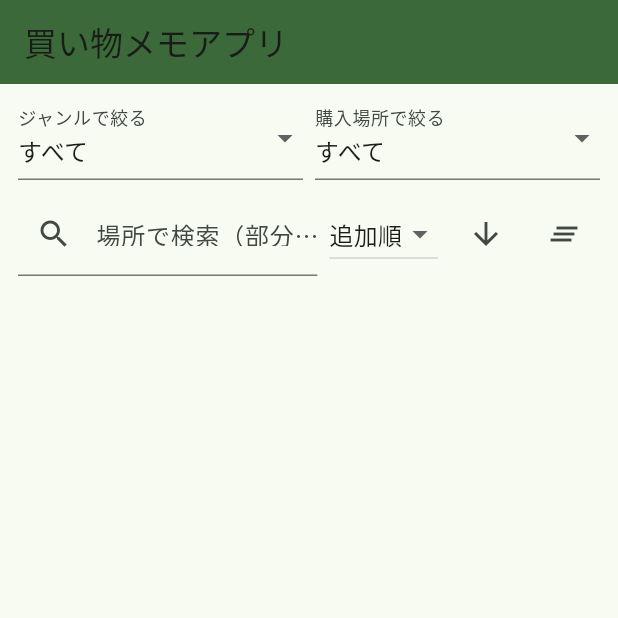
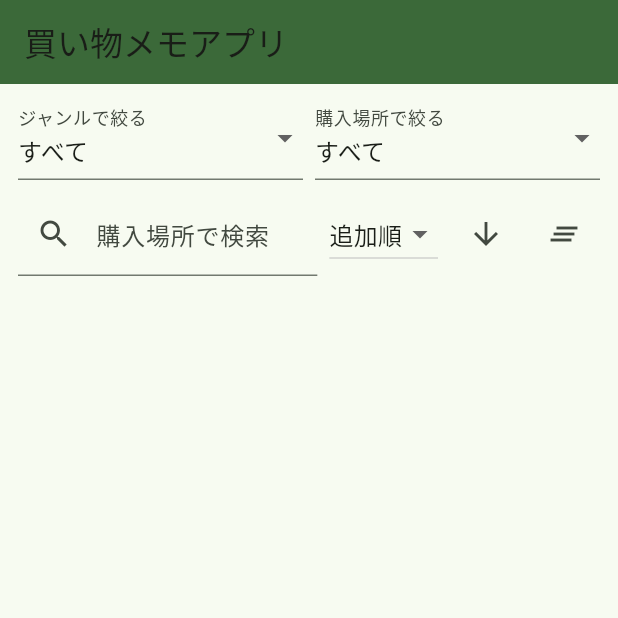
Before and after one commit to saladve/flutter_shopping-list, a Flutter app: the screen it shows after launch, on a phone screen of 412 x 824 dp, the top half of it. Run offline on Flutter 3.47's test engine with Material 3 defaults, Android fonts, the phone set to English and light mode, and no system bars; our stand-ins replace cloud_firestore, firebase_core; accounts and stored records are empty.

Commit message:
add: 細かな修正

```diff
--- a/shopping_list_app/lib/screens/shopping_list_screen.dart
+++ b/shopping_list_app/lib/screens/shopping_list_screen.dart
@@ -56,22 +56,23 @@ class _ShoppingListScreenState extends State<ShoppingListScreen> {
   List<ShoppingItem> _applyFiltersAndSort(List<ShoppingItem> items) {
     // フィルター
     final filtered = items.where((item) {
-      if (_categoryFilter != 'すべて' && (item.category ?? '') != _categoryFilter) {
+      if (_categoryFilter != 'すべて' &&
+          (item.category ?? '') != _categoryFilter) {
         return false;
       }
-      if (_locationFilter != 'すべて' && (item.location ?? '') != _locationFilter) {
+      if (_locationFilter != 'すべて' &&
+          (item.location ?? '') != _locationFilter) {
         return false;
       }
-      if (_locationSearch.isNotEmpty && !(item.location ?? '').contains(_locationSearch)) {
+      if (_locationSearch.isNotEmpty &&
+          !(item.location ?? '').contains(_locationSearch)) {
         return false;
       }
       return true;
     }).toList();
 
-    // ソート（期日でソートする場合のみここで処理）
     if (_sortKey == SortKey.due) {
       filtered.sort((a, b) {
-        // null を末尾に置く（降順なら先頭か末尾かを下で調整）
         final aNull = a.dueDate == null;
         final bNull = b.dueDate == null;
         if (aNull && bNull) return 0;
@@ -80,14 +81,11 @@ class _ShoppingListScreenState extends State<ShoppingListScreen> {
         return a.dueDate!.compareTo(b.dueDate!);
       });
 
-      // 期日の降順を要求している場合は反転
       if (_isDescending) {
         return filtered.reversed.toList();
       }
     }
 
-    // 追加順（作成日時）については Stream 側で作成日時降順に取得しているため、
-    // ここではそのまま返し、必要なら呼び出し側で反転する。
     return filtered;
   }
 
@@ -100,7 +98,9 @@ class _ShoppingListScreenState extends State<ShoppingListScreen> {
       ),
       body: StreamBuilder<QuerySnapshot>(
         // デフォルトは作成日時降順で取得
-        stream: _shoppingListRef.orderBy('createdAt', descending: true).snapshots(),
+        stream: _shoppingListRef
+            .orderBy('createdAt', descending: true)
+            .snapshots(),
         builder: (context, snapshot) {
           if (snapshot.hasError) {
             return Center(child: Text('データの読み込みエラー: ${snapshot.error}'));
@@ -117,21 +117,19 @@ class _ShoppingListScreenState extends State<ShoppingListScreen> {
             );
           }).toList();
 
-          // フィルタ用の選択肢を動的に生成
           final categories = <String>{'すべて'};
           final locations = <String>{'すべて'};
           for (final it in loadedItems) {
-            if (it.category != null && it.category!.isNotEmpty) categories.add(it.category!);
-            if (it.location != null && it.location!.isNotEmpty) locations.add(it.location!);
+            if (it.category != null && it.category!.isNotEmpty)
+              categories.add(it.category!);
+            if (it.location != null && it.location!.isNotEmpty)
+              locations.add(it.location!);
           }
           final categoryOptions = categories.toList()..sort();
           final locationOptions = locations.toList()..sort();
 
-          // フィルター・ソート適用
           var displayItems = _applyFiltersAndSort(loadedItems);
 
-          // 追加順（作成日時）で並べ替える場合：Stream 側は降順なので、降順を要求していればそのまま、
-          // 昇順を要求していれば反転する
           if (_sortKey == SortKey.created && !_isDescending) {
             displayItems = displayItems.reversed.toList();
           }
@@ -222,7 +220,7 @@ class _ShoppingListScreenState extends State<ShoppingListScreen> {
                                     Padding(
                                       padding: const EdgeInsets.only(top: 4),
                                       child: Text(
-                                        '場所: ${item.location}',
+                                        '購入場所: ${item.location}',
                                         style: const TextStyle(
                                           fontSize: 12,
                                           color: Colors.grey,
@@ -250,7 +248,11 @@ class _ShoppingListScreenState extends State<ShoppingListScreen> {
     );
   }
 
-  Widget _buildFilterBar(List<String> categoryOptions, List<String> locationOptions) {
+  // アプリ上部のフィルター等
+  Widget _buildFilterBar(
+    List<String> categoryOptions,
+    List<String> locationOptions,
+  ) {
     return Padding(
       padding: const EdgeInsets.symmetric(horizontal: 12, vertical: 8),
       child: Column(
@@ -293,11 +295,10 @@ class _ShoppingListScreenState extends State<ShoppingListScreen> {
           const SizedBox(height: 8),
           Row(
             children: [
-              // 場所検索（部分一致）
               Expanded(
                 child: TextField(
                   decoration: const InputDecoration(
-                    labelText: '場所で検索（部分一致）',
+                    labelText: '購入場所で検索',
                     prefixIcon: Icon(Icons.search),
                   ),
                   controller: TextEditingController(text: _locationSearch),
@@ -309,7 +310,6 @@ class _ShoppingListScreenState extends State<ShoppingListScreen> {
                 ),
               ),
               const SizedBox(width: 8),
-              // 並べ替え（キー選択）
               DropdownButton<SortKey>(
                 value: _sortKey,
                 items: const [
@@ -325,8 +325,10 @@ class _ShoppingListScreenState extends State<ShoppingListScreen> {
               const SizedBox(width: 8),
               // 順序反転ボタン
               IconButton(
-                tooltip: _isDescending ? '降順に表示（クリックで昇順へ）' : '昇順に表示（クリックで降順へ）',
-                icon: Icon(_isDescending ? Icons.arrow_downward : Icons.arrow_upward),
+                tooltip: _isDescending ? '降順に表示' : '昇順に表示',
+                icon: Icon(
+                  _isDescending ? Icons.arrow_downward : Icons.arrow_upward,
+                ),
                 onPressed: () {
                   setState(() {
                     _isDescending = !_isDescending;
```
Also changed, not shown: shopping_list_app/lib/main.dart (+0 -86 lines), shopping_list_app/pubspec.lock, 1 other file.
